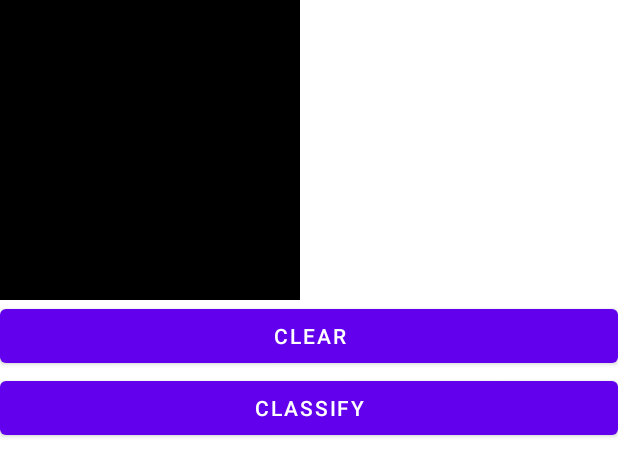
After one commit to VinodG/AI-App, an Android app built with Jetpack Compose: the layout activity_digits_recognition.xml on its own in the app's theme, with its tools: preview values and no code run, on a phone screen of 412 x 824 dp. The commit adds this screen. Shown: the top 476 px of the screen. Run offline under Robolectric (Android 15) with nearby library versions, the phone set to English and light mode, and no system bars.

Commit message:
PaintView.kt is added

```diff
--- a/app/build.gradle
+++ b/app/build.gradle
@@ -21,6 +21,7 @@ android {
             useSupportLibrary true
         }
     }
+    buildFeatures { dataBinding true }
 
     buildTypes {
         release {
@@ -68,6 +69,9 @@ dependencies {
     implementation 'org.tensorflow:tensorflow-lite-support:0.1.0'
     implementation 'org.tensorflow:tensorflow-lite-metadata:0.1.0'
     implementation 'org.tensorflow:tensorflow-lite-gpu:2.3.0'
+    implementation 'com.google.firebase:firebase-common-ktx:19.5.0'
+    implementation 'com.google.firebase:firebase-ml-modeldownloader-ktx:23.0.1'
+    implementation 'androidx.constraintlayout:constraintlayout:2.1.3'
     testImplementation 'junit:junit:4.+'
     androidTestImplementation 'androidx.test.ext:junit:1.1.3'
     androidTestImplementation 'androidx.test.espresso:espresso-core:3.4.0'
--- a/app/src/main/java/com/ai/ai/data/Api.kt
+++ b/app/src/main/java/com/ai/ai/data/Api.kt
@@ -3,8 +3,12 @@ package com.ai.ai.data
 import okhttp3.ResponseBody
 import retrofit2.Response
 import retrofit2.http.GET
+import retrofit2.http.Path
 
 interface Api {
     @GET(NetworkUrl.URL_MODEL_x4)
     suspend fun downloadModel4(): Response<ResponseBody>
+
+    @GET(NetworkUrl.DOWNLOAD_V4 + "/{number}")
+    suspend fun downloadLocalV4(@Path("number") number: String): Response<ResponseBody>
 }
--- a/app/src/main/java/com/ai/ai/data/NetworkUrl.kt
+++ b/app/src/main/java/com/ai/ai/data/NetworkUrl.kt
@@ -6,4 +6,10 @@ object NetworkUrl {
         "v0/b/ai-demo-project-547f4.appspot.com/o/linear2.tflite?alt=media&token=7be55fdf-02b9-458c-a30c-ab232970b130"
     const val URL_MODEL_x4: String =
         "v0/b/ai-demo-project-547f4.appspot.com/o/linear4.tflite?alt=media&token=7be55fdf-02b9-458c-a30c-ab232970b130"
+    //    http://192.168.0.104:8080/download
+
+
+    const val LOCAL_URL = "http://192.168.117.11:8080/"
+    const val DOWNLOAD_V4: String =
+        "download"
 }
--- a/app/src/main/java/com/ai/ai/data/Repo.kt
+++ b/app/src/main/java/com/ai/ai/data/Repo.kt
@@ -11,7 +11,7 @@ import javax.inject.Inject
 class Repo @Inject constructor(var api: Api, @ApplicationContext var context: Context) {
     suspend fun download(): String? {
         var filePath: String? = null
-        api.downloadModel4().apply {
+        api.downloadLocalV4("2").apply {
             if (isSuccessful) {
                 var input: InputStream? = body()?.byteStream()
                 val file = File(context.filesDir, "linearx.tflite")
@@ -24,9 +24,11 @@ class Repo @Inject constructor(var api: Api, @ApplicationContext var context: Co
                     }
                     output.flush()
                 }
+                fos.close()
                 filePath = file.absolutePath
             }
         }
+        println("filepath : $filePath")
         return filePath
     }
 }
--- /dev/null
+++ b/app/src/main/java/com/ai/ai/digits/PaintView.kt
@@ -0,0 +1,132 @@
+package com.ai.ai.digits
+
+import android.content.Context
+import android.graphics.*
+import android.util.AttributeSet
+import android.util.Log
+import android.view.MotionEvent
+import android.view.View
+import android.view.View.OnTouchListener
+import com.ai.ai.R
+import android.graphics.Bitmap
+
+
+class PaintView : View, OnTouchListener {
+    private val TAG: String = PaintView::class.java.simpleName
+    private var init = true
+    private lateinit var mPaint: Paint
+    private var path: Path = Path()
+    private var lastTouchX = 0f
+    private var lastTouchY = 0f
+    private val brushColor = Color.WHITE
+    private val brushWidth = 32f
+    private var rectF = RectF()
+    private val backGroundColor = Color.BLACK
+
+
+    constructor(context: Context) : super(context) {
+        init(null, 0)
+    }
+
+    constructor(context: Context, attrs: AttributeSet) : super(context, attrs) {
+        init(attrs, 0)
+    }
+
+    constructor(context: Context, attrs: AttributeSet, defStyle: Int) : super(
+        context,
+        attrs,
+        defStyle
+    ) {
+        init(attrs, defStyle)
+    }
+
+    private fun init(attrs: AttributeSet?, defStyle: Int) {
+        // Load attributes
+        val a = context.obtainStyledAttributes(
+            attrs, R.styleable.PaintView, defStyle, 0
+        )
+
+
+        a.recycle()
+    }
+
+
+    override fun onDraw(canvas: Canvas) {
+        super.onDraw(canvas)
+
+        if (init) {
+            rectF = RectF(
+                this.left.toFloat(), this.top.toFloat(), this.right.toFloat(),
+                this.bottom.toFloat()
+            )
+            Log.e(
+                TAG, Exception().stackTrace[0].methodName + " left " + rectF.left
+                        + " right -" + rectF.right + " top- " + rectF.top + " bottom-" + rectF.bottom
+            )
+            path = Path()
+            mPaint = Paint(Paint.ANTI_ALIAS_FLAG).apply {
+                style = Paint.Style.STROKE
+                strokeWidth = brushWidth
+                color = brushColor
+            }
+            setBackgroundColor(backGroundColor)
+            setOnTouchListener(this)
+            init = false
+        }
+        canvas.drawPath(path, mPaint)
+    }
+
+    override fun onTouch(v: View?, event: MotionEvent?): Boolean {
+        val eventX = event!!.x
+        val eventY = event.y
+//        Log.e(TAG," X - "+eventX+" Y - "+eventY );
+        when (event.action) {
+            MotionEvent.ACTION_DOWN -> {
+                path.moveTo(eventX, eventY)
+                lastTouchX = eventX
+                lastTouchY = eventY
+                return true
+            }
+            MotionEvent.ACTION_MOVE, MotionEvent.ACTION_UP -> {
+                val historySize = event.historySize
+                for (i in 0 until historySize) {
+                    val historicalX = event.getHistoricalX(i)
+                    val historicalY = event.getHistoricalY(i)
+                    path.lineTo(historicalX, historicalY)
+                }
+//                var i = 0
+//                while (i < historySize) {
+//                    val historicalX = event.getHistoricalX(i)
+//                    val historicalY = event.getHistoricalY(i)
+//                    path.lineTo(historicalX, historicalY)
+//                    i++
+//                }
+                path.lineTo(eventX, eventY)
+                invalidate()
+            }
+            else -> return false
+        }
+
+        lastTouchX = eventX
+        lastTouchY = eventY
+
+        return true
+
+    }
+
+    fun clear() {
+        path.reset()
+        this.invalidate()
+        init = true
+    }
+
+    fun getBitmap(): Bitmap? {
+        var bm: Bitmap? = null
+        if (bm == null) {
+            bm = Bitmap.createBitmap(this.width, this.height, Bitmap.Config.ARGB_8888)
+        }
+        val canvas = Canvas(bm!!)
+        draw(canvas)
+        return bm
+    }
+}
--- a/app/src/main/java/com/ai/ai/LinearMLActivity.kt
+++ b/app/src/main/java/com/ai/ai/linear/LinearMLActivity.kt
@@ -1,4 +1,4 @@
-package com.ai.ai
+package com.ai.ai.linear
 
 import android.os.Bundle
 import androidx.activity.ComponentActivity
@@ -13,9 +13,7 @@ import androidx.compose.ui.Modifier
 import androidx.compose.ui.text.style.TextAlign
 import androidx.compose.ui.unit.dp
 import com.ai.ai.ui.theme.AIAppTheme
-import com.google.firebase.FirebaseApp
 import dagger.hilt.android.AndroidEntryPoint
-import org.tensorflow.lite.Interpreter
 
 @AndroidEntryPoint
 class LinearMLActivity : ComponentActivity() {
--- a/app/src/main/java/com/ai/ai/LinearMLViewAModel.kt
+++ b/app/src/main/java/com/ai/ai/linear/LinearMLViewAModel.kt
@@ -1,4 +1,4 @@
-package com.ai.ai
+package com.ai.ai.linear
 
 import android.content.Context
 import android.util.Log
--- /dev/null
+++ b/app/src/main/res/layout/activity_digits_recognition.xml
@@ -0,0 +1,40 @@
+<?xml version="1.0" encoding="utf-8"?>
+<layout xmlns:android="http://schemas.android.com/apk/res/android"
+    xmlns:app="http://schemas.android.com/apk/res-auto"
+    xmlns:tools="http://schemas.android.com/tools">
+
+    <data>
+
+    </data>
+
+    <LinearLayout
+        android:layout_width="match_parent"
+        android:layout_height="match_parent"
+        android:orientation="vertical"
+        tools:context=".digits.DigitsRecognitionActivity">
+
+        <com.ai.ai.digits.PaintView
+            android:id="@+id/paintView"
+            android:layout_width="200dp"
+            android:layout_height="200dp" />
+
+        <Button
+            android:id="@+id/btnClear"
+            android:layout_width="match_parent"
+            android:layout_height="wrap_content"
+            android:text="Clear" />
+
+        <Button
+            android:id="@+id/btnClassify"
+            android:layout_width="match_parent"
+            android:layout_height="wrap_content"
+            android:text="Classify" />
+
+        <ImageView
+            android:id="@+id/ivPreview"
+            android:layout_width="60dp"
+            android:layout_height="60dp" />
+
+
+    </LinearLayout>
+</layout>
--- /dev/null
+++ b/app/src/main/res/values-night/styles.xml
@@ -0,0 +1,6 @@
+<resources>
+    <style name="Widget.Theme.AIApp.MyView" parent="">
+        <item name="android:background">@color/gray_600</item>
+        <item name="exampleColor">@color/light_blue_600</item>
+    </style>
+</resources>
--- a/app/src/main/res/values/colors.xml
+++ b/app/src/main/res/values/colors.xml
@@ -7,4 +7,8 @@
     <color name="teal_700">#FF018786</color>
     <color name="black">#FF000000</color>
     <color name="white">#FFFFFFFF</color>
+    <color name="light_blue_400">#FF29B6F6</color>
+    <color name="light_blue_600">#FF039BE5</color>
+    <color name="gray_400">#FFBDBDBD</color>
+    <color name="gray_600">#FF757575</color>
 </resources>
--- /dev/null
+++ b/app/src/main/res/values/styles.xml
@@ -0,0 +1,6 @@
+<resources>
+    <style name="Widget.Theme.AIApp.MyView" parent="">
+        <item name="android:background">@color/gray_400</item>
+        <item name="exampleColor">@color/light_blue_400</item>
+    </style>
+</resources>
```
Also changed, not shown: app/src/main/AndroidManifest.xml (+14 -8 lines), app/src/main/java/com/ai/ai/di/AppModule.kt (+6 -2 lines), app/src/main/java/com/ai/ai/digits/DigitsRecognitionActivity.kt (added, +49 -0 lines), app/src/main/res/xml/network_security_config.xml (added, +8 -0 lines), 1 other file.
